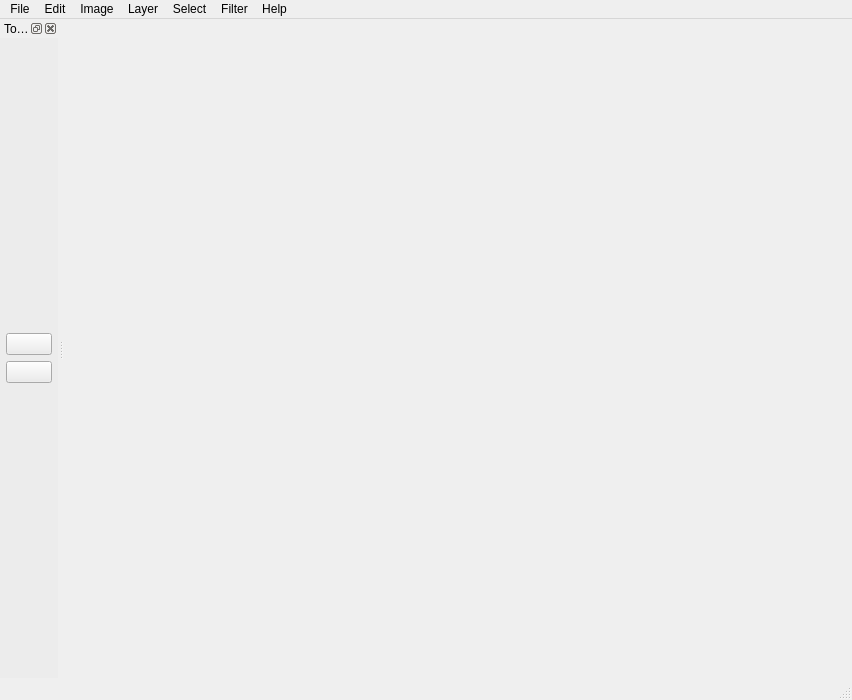
Above: NeoIMP/SDF/Impl/UILayer/Impl/View/Impl/Qt/QtResources/MainWindow.ui from shimmyshai00/NeoIMP-1.0.0 before the change. Below: the same form after it.
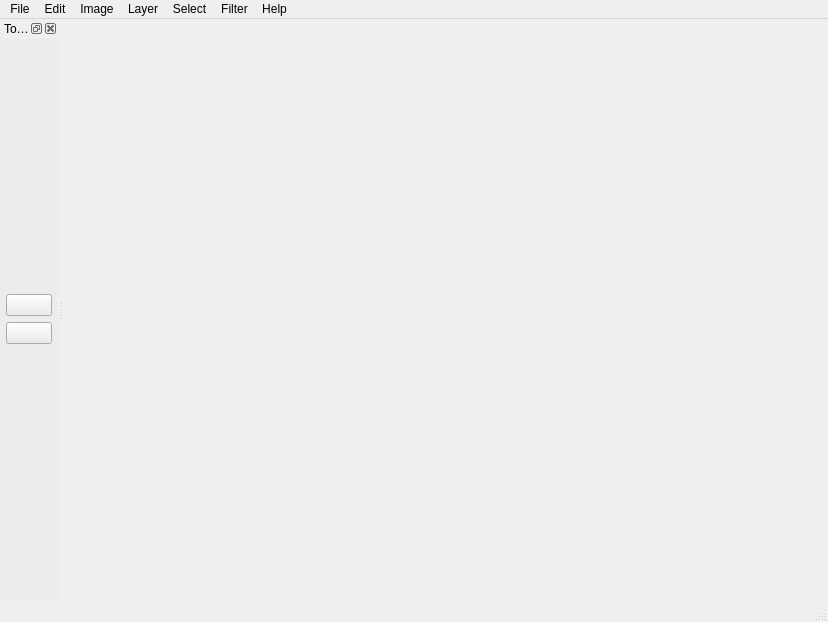
That is the form after the change. Icons and pictures are not drawn.

```diff
--- a/NeoIMP/SDF/Impl/UILayer/Impl/View/Impl/Qt/QtResources/MainWindow.ui
+++ b/NeoIMP/SDF/Impl/UILayer/Impl/View/Impl/Qt/QtResources/MainWindow.ui
@@ -6,8 +6,8 @@
    <rect>
     <x>0</x>
     <y>0</y>
-    <width>852</width>
-    <height>700</height>
+    <width>828</width>
+    <height>622</height>
    </rect>
   </property>
   <property name="windowTitle">
@@ -17,14 +17,24 @@
    <bool>false</bool>
   </property>
   <widget class="QWidget" name="centralwidget">
-   <layout class="QGridLayout" name="gridLayout_2"/>
+   <property name="sizePolicy">
+    <sizepolicy hsizetype="Preferred" vsizetype="Preferred">
+     <horstretch>0</horstretch>
+     <verstretch>0</verstretch>
+    </sizepolicy>
+   </property>
+   <layout class="QGridLayout" name="gridLayout_2">
+    <item row="0" column="0">
+     <layout class="QGridLayout" name="tabLayout"/>
+    </item>
+   </layout>
   </widget>
   <widget class="QMenuBar" name="menubar">
    <property name="geometry">
     <rect>
      <x>0</x>
      <y>0</y>
-     <width>852</width>
+     <width>828</width>
      <height>22</height>
     </rect>
    </property>
```
